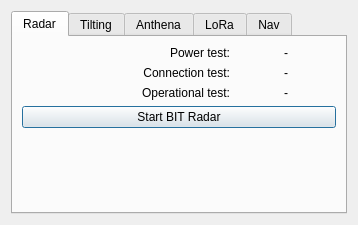
Before: the Qt Designer form RadarArhanud-2020/dialogbit.ui in MiftahSalam/RadarArhanud-2020, drawn with Qt 5.
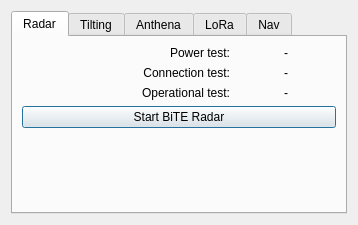
After: the same form once the commit is applied.

```diff
--- a/RadarArhanud-2020/dialogbit.ui
+++ b/RadarArhanud-2020/dialogbit.ui
@@ -135,7 +135,7 @@
        <item>
         <widget class="QPushButton" name="pushButtonBITRadar">
          <property name="text">
-          <string>Start BIT Radar</string>
+          <string>Start BiTE Radar</string>
          </property>
         </widget>
        </item>
```
Left out of the diff: 10 changed lines with no effect on the pictures.
